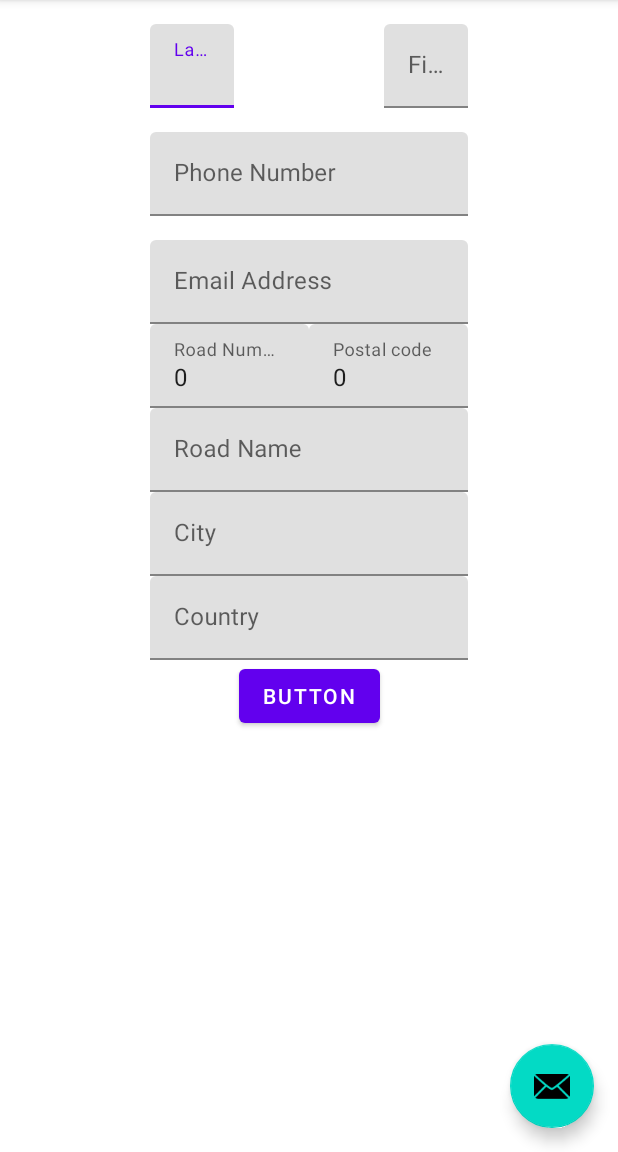
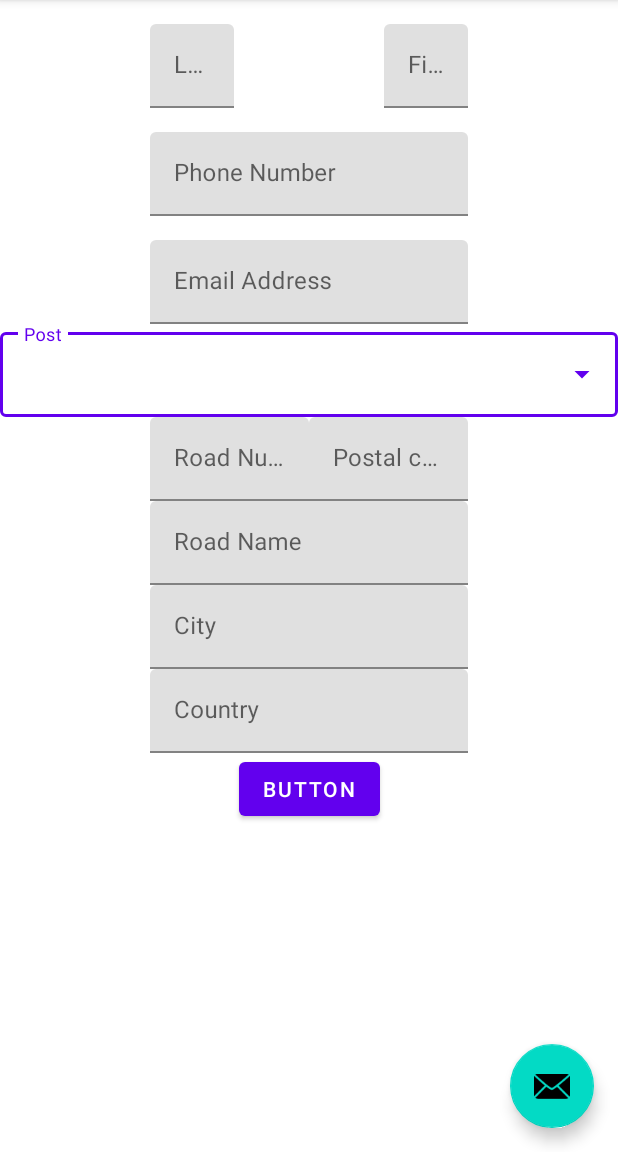
Before and after one commit to SalimSalimi/ProjectManager, an Android app: the screen it shows after launch (MainActivity), after a tap on "BUTTON", on a phone screen of 412 x 824 dp, the part 84-1236 px from its top. Run offline under Robolectric (Android 15) with nearby library versions, the light colour scheme and no system bars; our stand-ins replace data binding; 9 statements that could not run were skipped; 1 other tap on this screen came first.

Commit message:
implement spinner for Post and its BindingAdapter

```diff
--- a/app/src/main/java/fr/im/salimi/projectmanager/data/helpers/Post.kt
+++ b/app/src/main/java/fr/im/salimi/projectmanager/data/helpers/Post.kt
@@ -1,5 +1,12 @@
 package fr.im.salimi.projectmanager.data.helpers
 
-enum class Post {
-    NONE, WEB_DEVELOPER, MOBILE_DEVELOPER, UI_UX_DESIGNER
+enum class Post(val state: String) {
+    NONE("None"),
+    WEB_DEVELOPER("Web Developer"),
+    MOBILE_DEVELOPER("Mobile Developer"),
+    UI_UX_DESIGNER("UI/UX Designer");
+
+    override fun toString(): String {
+        return state
+    }
 }
--- a/app/src/main/java/fr/im/salimi/projectmanager/ui/developerEdit/DeveloperEditFragment.kt
+++ b/app/src/main/java/fr/im/salimi/projectmanager/ui/developerEdit/DeveloperEditFragment.kt
@@ -6,8 +6,11 @@ import androidx.fragment.app.Fragment
 import android.view.LayoutInflater
 import android.view.View
 import android.view.ViewGroup
+import android.widget.ArrayAdapter
+import android.widget.AutoCompleteTextView
 import androidx.databinding.DataBindingUtil
 import fr.im.salimi.projectmanager.R
+import fr.im.salimi.projectmanager.data.helpers.Post
 import fr.im.salimi.projectmanager.databinding.DeveloperEditFragmentBinding
 
 class DeveloperEditFragment : Fragment() {
@@ -26,7 +29,10 @@ class DeveloperEditFragment : Fragment() {
     override fun onActivityCreated(savedInstanceState: Bundle?) {
         super.onActivityCreated(savedInstanceState)
         viewModel = ViewModelProvider(this).get(DeveloperEditViewModel::class.java)
+        val adapter: ArrayAdapter<Post> = ArrayAdapter(requireContext(), R.layout.posts_dropdown_menu_layout, Post.values())
         binding.viewModel = viewModel
+        binding.spinnerPost.setAdapter(adapter)
+
     }
 
 }
--- a/app/src/main/java/fr/im/salimi/projectmanager/ui/developerEdit/DeveloperEditViewModel.kt
+++ b/app/src/main/java/fr/im/salimi/projectmanager/ui/developerEdit/DeveloperEditViewModel.kt
@@ -18,5 +18,6 @@ class DeveloperEditViewModel : ViewModel() {
 
     fun onAddClick() {
         Log.d("DeveloperViewModel", _developer.value!!.toString())
+        Log.d("DeveloperViewModel", _developer.value!!.post.toString())
     }
 }
--- a/app/src/main/java/fr/im/salimi/projectmanager/utils/BindingAdapters.kt
+++ b/app/src/main/java/fr/im/salimi/projectmanager/utils/BindingAdapters.kt
@@ -1,8 +1,10 @@
 package fr.im.salimi.projectmanager.utils
 
+import android.widget.AutoCompleteTextView
 import androidx.databinding.BindingAdapter
 import androidx.databinding.InverseBindingAdapter
 import com.google.android.material.textfield.TextInputEditText
+import fr.im.salimi.projectmanager.data.helpers.Post
 
 object BindingAdapters {
 
@@ -21,4 +23,23 @@ object BindingAdapters {
     fun getPhoneNumber(view: TextInputEditText): Long =
             view.text.toString().toLongOrNull() ?: 0
 
+    @BindingAdapter("android:text")
+    @JvmStatic
+    fun setPost(view: AutoCompleteTextView, post: Post?) {
+        val currentValue = view.text.toString()
+        if (currentValue != "") {
+            if (Post.valueOf(currentValue) != post) {
+                val value = post?: Post.NONE
+                view.setText(value.toString())
+            }
+        }
+    }
+
+    @InverseBindingAdapter(attribute = "android:text")
+    @JvmStatic
+    fun getPost(view: AutoCompleteTextView): Post =
+            Post.values().find {
+                it.toString() == view.text.toString()
+            } ?: Post.NONE
+
 }
--- a/app/src/main/res/layout/developer_edit_fragment.xml
+++ b/app/src/main/res/layout/developer_edit_fragment.xml
@@ -7,14 +7,14 @@
 
         <variable
             name="viewModel"
-            type="fr.im.salimi.projectmanager.ui.developerEdit.DeveloperEditViewModel" />
+            type="fr.im.salimi.projectmanager.ui.developerEdit.DeveloperEditViewModel"/>
     </data>
     <ScrollView
         android:layout_width="match_parent"
         android:layout_height="match_parent">
     <androidx.constraintlayout.widget.ConstraintLayout
         android:layout_width="match_parent"
-        android:layout_height="match_parent"
+        android:layout_height="wrap_content"
         tools:context=".ui.developerEdit.DeveloperEditFragment">
 
         <com.google.android.material.textfield.TextInputLayout
@@ -95,6 +95,27 @@
                 android:text="@={viewModel.developer.email}"/>
         </com.google.android.material.textfield.TextInputLayout>
 
+
+        <com.google.android.material.textfield.TextInputLayout
+            android:id="@+id/textInputLayout10"
+            style="@style/Widget.MaterialComponents.TextInputLayout.OutlinedBox.ExposedDropdownMenu"
+            android:layout_width="match_parent"
+            android:layout_height="wrap_content"
+            android:hint="@string/post"
+            app:layout_constraintEnd_toEndOf="@+id/textInputLayout4"
+            app:layout_constraintStart_toStartOf="@+id/textInputLayout4"
+            app:layout_constraintTop_toBottomOf="@+id/textInputLayout4">
+
+            <AutoCompleteTextView
+                android:id="@+id/spinnerPost"
+                android:layout_width="match_parent"
+                android:layout_height="wrap_content"
+                android:inputType="none"
+                android:text="@={viewModel.developer.post}"/>
+
+        </com.google.android.material.textfield.TextInputLayout>
+
+
         <com.google.android.material.textfield.TextInputLayout
             android:id="@+id/textInputLayout5"
             android:layout_width="0dp"
@@ -104,17 +125,17 @@
             app:layout_constraintHorizontal_bias="0.5"
             app:layout_constraintHorizontal_chainStyle="spread"
             app:layout_constraintStart_toStartOf="@+id/textInputLayout4"
-            app:layout_constraintTop_toBottomOf="@+id/textInputLayout4">
+            app:layout_constraintTop_toBottomOf="@+id/textInputLayout10">
 
             <com.google.android.material.textfield.TextInputEditText
                 android:id="@+id/editTextRoadNumber"
                 android:layout_width="match_parent"
                 android:layout_height="wrap_content"
                 android:ems="4"
-                android:maxLength="3"
                 android:hint="@string/road_number"
                 android:inputType="number"
-                android:text="@={viewModel.developer.address.roadNumber}"/>
+                android:maxLength="3"
+                android:text="@={viewModel.developer.address.roadNumber}" />
         </com.google.android.material.textfield.TextInputLayout>
 
         <com.google.android.material.textfield.TextInputLayout
@@ -124,7 +145,7 @@
             app:layout_constraintEnd_toEndOf="@+id/textInputLayout4"
             app:layout_constraintHorizontal_bias="0.5"
             app:layout_constraintStart_toEndOf="@+id/textInputLayout5"
-            app:layout_constraintTop_toBottomOf="@+id/textInputLayout4">
+            app:layout_constraintTop_toTopOf="@+id/textInputLayout5">
 
             <com.google.android.material.textfield.TextInputEditText
                 android:id="@+id/editTextPostalCode"
@@ -133,7 +154,7 @@
                 android:ems="10"
                 android:hint="@string/postal_code"
                 android:inputType="number"
-                android:text="@={viewModel.developer.address.postalCode}"/>
+                android:text="@={viewModel.developer.address.postalCode}" />
         </com.google.android.material.textfield.TextInputLayout>
 
         <com.google.android.material.textfield.TextInputLayout
@@ -195,11 +216,12 @@
             android:id="@+id/button"
             android:layout_width="wrap_content"
             android:layout_height="wrap_content"
+            android:onClick="@{() -> viewModel.onAddClick()}"
             android:text="Button"
+            app:layout_constraintBottom_toBottomOf="parent"
             app:layout_constraintEnd_toEndOf="parent"
             app:layout_constraintStart_toStartOf="parent"
-            app:layout_constraintTop_toBottomOf="@+id/textInputLayout8"
-            android:onClick="@{() -> viewModel.onAddClick()}"/>
+            app:layout_constraintTop_toBottomOf="@+id/textInputLayout8" />
 
     </androidx.constraintlayout.widget.ConstraintLayout>
     </ScrollView>
--- /dev/null
+++ b/app/src/main/res/layout/posts_dropdown_menu_layout.xml
@@ -0,0 +1,8 @@
+<?xml version="1.0" encoding="utf-8"?>
+<TextView xmlns:android="http://schemas.android.com/apk/res/android"
+    android:layout_width="match_parent"
+    android:layout_height="wrap_content"
+    android:padding="16dp"
+    android:ellipsize="end"
+    android:maxLines="1"
+    android:textAppearance="?attr/textAppearanceSubtitle1"/>
--- a/app/src/main/res/values/strings.xml
+++ b/app/src/main/res/values/strings.xml
@@ -18,4 +18,5 @@
     <string name="road_name">Road Name</string>
     <string name="city">City</string>
     <string name="country">Country</string>
+    <string name="post">Post</string>
 </resources>
```
